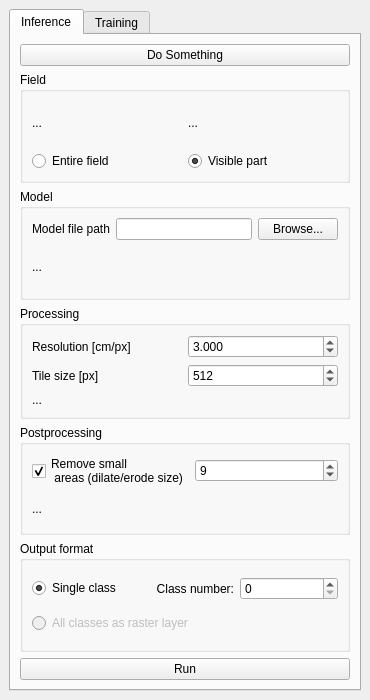
First picture: the form in plugin/deep_segmentation_framework/deep_segmentation_framework_dockwidget_base.ui, repository PUTvision/qgis-plugin-deepness, before the edit.
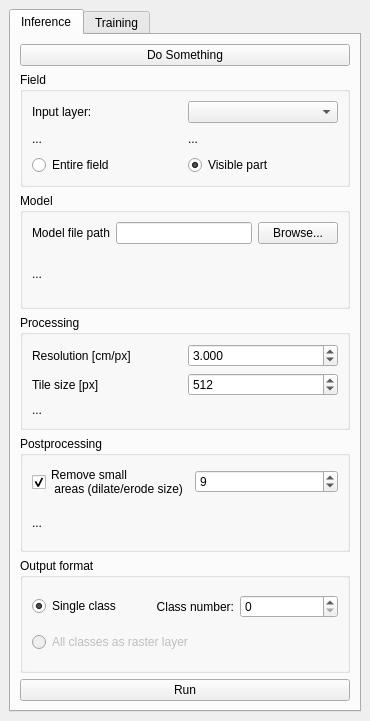
Second picture: the form after the edit.

Commit message: Selecting input layer for processing

Patch:
```diff
--- a/plugin/deep_segmentation_framework/deep_segmentation_framework_dockwidget_base.ui
+++ b/plugin/deep_segmentation_framework/deep_segmentation_framework_dockwidget_base.ui
@@ -7,7 +7,7 @@
     <x>0</x>
     <y>0</y>
     <width>370</width>
-    <height>700</height>
+    <height>721</height>
    </rect>
   </property>
   <property name="windowTitle">
@@ -42,28 +42,7 @@
                <string>Field</string>
               </property>
               <layout class="QGridLayout" name="gridLayout_5">
-               <item row="0" column="0">
-                <widget class="QLabel" name="label_6">
-                 <property name="text">
-                  <string>...</string>
-                 </property>
-                </widget>
-               </item>
-               <item row="0" column="1">
-                <widget class="QLabel" name="label_7">
-                 <property name="text">
-                  <string>...</string>
-                 </property>
-                </widget>
-               </item>
-               <item row="1" column="0">
-                <widget class="QRadioButton" name="radioButton_inferenceEntireField">
-                 <property name="text">
-                  <string>Entire field</string>
-                 </property>
-                </widget>
-               </item>
-               <item row="1" column="1">
+               <item row="2" column="1">
                 <widget class="QRadioButton" name="radioButton_inferenceVisiblePart">
                  <property name="text">
                   <string>Visible part</string>
@@ -73,6 +52,37 @@
                  </property>
                 </widget>
                </item>
+               <item row="1" column="0">
+                <widget class="QLabel" name="label_6">
+                 <property name="text">
+                  <string>...</string>
+                 </property>
+                </widget>
+               </item>
+               <item row="1" column="1">
+                <widget class="QLabel" name="label_7">
+                 <property name="text">
+                  <string>...</string>
+                 </property>
+                </widget>
+               </item>
+               <item row="2" column="0">
+                <widget class="QRadioButton" name="radioButton_inferenceEntireField">
+                 <property name="text">
+                  <string>Entire field</string>
+                 </property>
+                </widget>
+               </item>
+               <item row="0" column="0">
+                <widget class="QLabel" name="label_10">
+                 <property name="text">
+                  <string>Input layer:</string>
+                 </property>
+                </widget>
+               </item>
+               <item row="0" column="1">
+                <widget class="QComboBox" name="comboBox_inputLayer"/>
+               </item>
               </layout>
              </widget>
             </item>
```
The commit also changes 2 other files.
